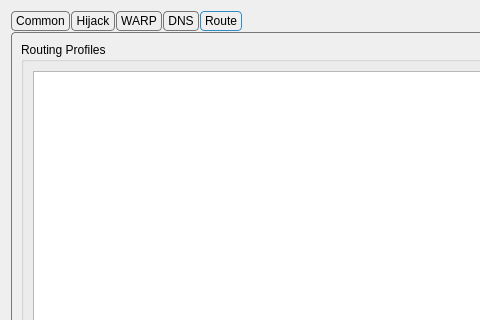
The window that include/ui/setting/dialog_manage_routes.ui (netward/Gryph) describes before a commit, drawn with Qt 5; both pictures show x 0 to 480 and y 0 to 320 of the 800 by 600 pixel window.
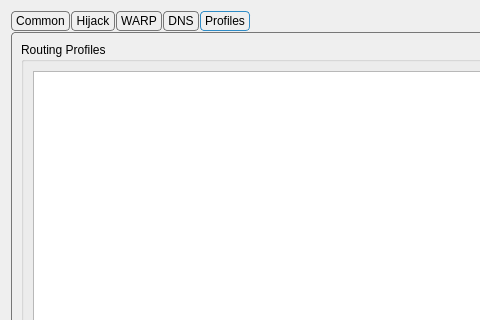
The same window after the commit. The open tabs and pages were chosen to show the change.

The edit to the form file:
```diff
--- a/include/ui/setting/dialog_manage_routes.ui
+++ b/include/ui/setting/dialog_manage_routes.ui
@@ -650,7 +650,7 @@
      </widget>
      <widget class="QWidget" name="tab_2">
       <attribute name="title">
-       <string>Route</string>
+       <string>Profiles</string>
       </attribute>
       <layout class="QVBoxLayout" name="verticalLayout_2">
        <item>
```
Left out of the diff: 2 changed lines with no effect on the pictures.
